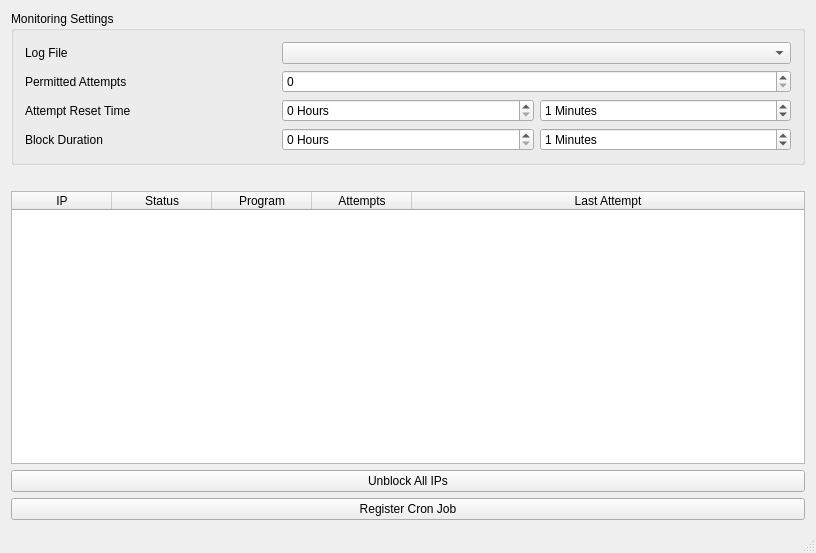
First picture: the form in passwd-guess-monitor/mainwindow.ui, repository spenserlee/passwd-guess-monitor, before the edit.
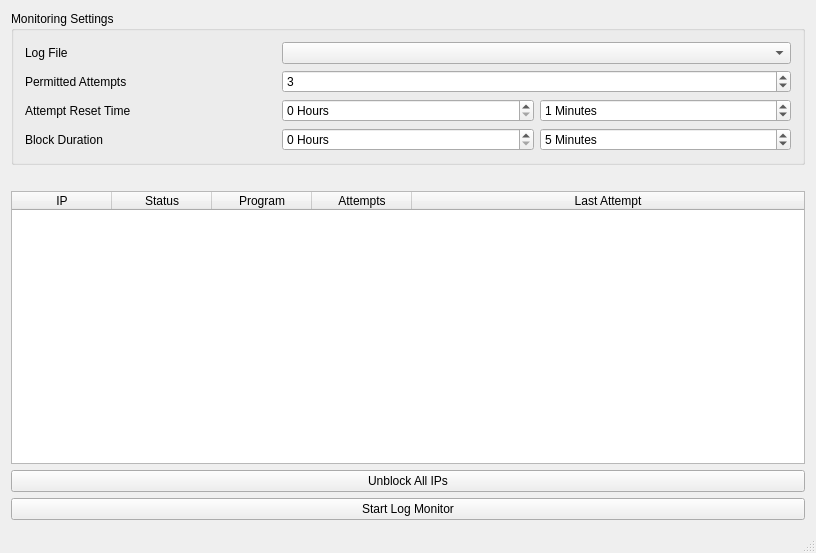
Second picture: the form after the edit.

Commit message: added project for log monitor daemon and code to start daemon from gui

The edit to the form file:
```diff
--- a/passwd-guess-monitor/mainwindow.ui
+++ b/passwd-guess-monitor/mainwindow.ui
@@ -31,7 +31,7 @@
     <item row="4" column="0">
      <widget class="QPushButton" name="registerBtn">
       <property name="text">
-       <string>Register Cron Job</string>
+       <string>Start Log Monitor</string>
       </property>
      </widget>
     </item>
@@ -83,7 +83,11 @@
         </widget>
        </item>
        <item row="1" column="1" colspan="2">
-        <widget class="QSpinBox" name="permittedAttempts"/>
+        <widget class="QSpinBox" name="permittedAttempts">
+         <property name="value">
+          <number>3</number>
+         </property>
+        </widget>
        </item>
        <item row="3" column="2">
         <widget class="QSpinBox" name="blockMins">
@@ -97,7 +101,7 @@
           <number>60</number>
          </property>
          <property name="value">
-          <number>1</number>
+          <number>5</number>
          </property>
         </widget>
        </item>
```
Left out of the diff: 7 changed lines with no effect on the pictures. The commit also changes 7 other files.
